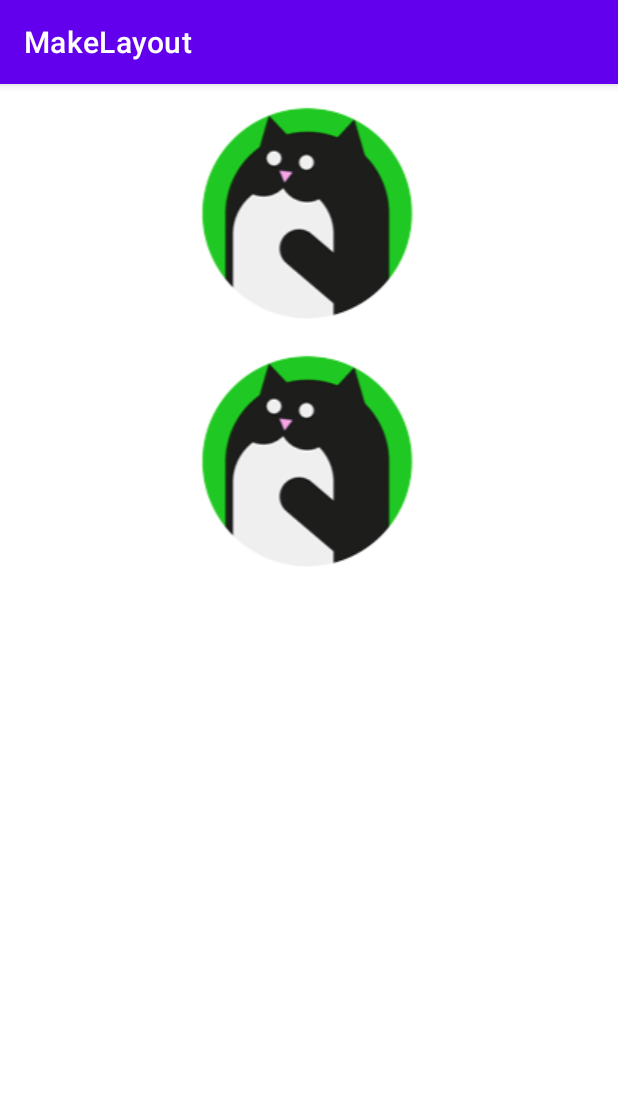
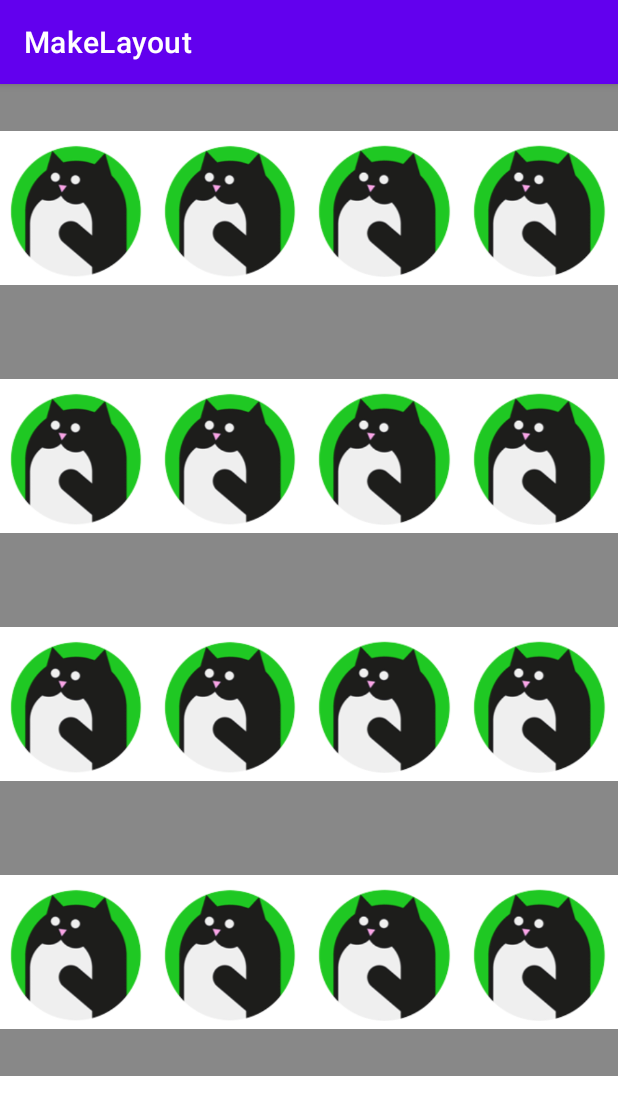
Before and after one commit to xitowzys-ISU/Memory-Game, an Android app: the screen it shows after launch (MainActivity), on a phone screen of 412 x 824 dp. Shown: the top 1115 px of the screen. Run offline under Robolectric (Android 15) with nearby library versions, the phone set to English and light mode, and no system bars.

Commit message:
✨ feat (MainActivity): output of playing cards with a size of 4 by 4

```diff
--- a/app/src/main/java/com/example/makelayout/MainActivity.kt
+++ b/app/src/main/java/com/example/makelayout/MainActivity.kt
@@ -1,7 +1,9 @@
 package com.example.makelayout
 
+import android.graphics.Color
 import androidx.appcompat.app.AppCompatActivity
 import android.os.Bundle
+import android.util.Log
 import android.view.ViewGroup
 import android.widget.ImageView
 import android.widget.LinearLayout
@@ -9,18 +11,35 @@ import android.widget.LinearLayout
 class MainActivity : AppCompatActivity() {
     override fun onCreate(savedInstanceState: Bundle?) {
         super.onCreate(savedInstanceState)
-        val cat = ImageView(applicationContext)
-        cat.setImageResource(R.drawable.squarecat)
 
         val layout = LinearLayout(applicationContext)
         layout.orientation = LinearLayout.VERTICAL
-        layout.addView(cat)
 
-        val cat2 = ImageView(applicationContext)
-        cat2.setImageResource(R.drawable.squarecat)
-        layout.addView(cat2)
+        val params = LinearLayout.LayoutParams(0, LinearLayout.LayoutParams.WRAP_CONTENT)
+        params.weight = 1.toFloat()
+
+        val catViews = ArrayList<ImageView>()
+        for (n in 1..16) {
+            catViews.add(ImageView(applicationContext).apply {
+                setImageResource(R.drawable.squarecat)
+                layoutParams = params
+            })
+        }
+
+        val rows = ArrayList<LinearLayout>();
+
+        for (i in 1..4) {
+            rows.add(LinearLayout(applicationContext).apply {
+                orientation = LinearLayout.HORIZONTAL
+                setBackgroundColor(Color.GRAY)
+                for (j in 1..4) addView(catViews[(i - 1) * 4 + (j - 1)])
+
+            }
+            )
+        }
+
+        for (row in rows) layout.addView(row)
 
         setContentView(layout)
-        //setContentView(R.layout.activity_main)
     }
 }
```
